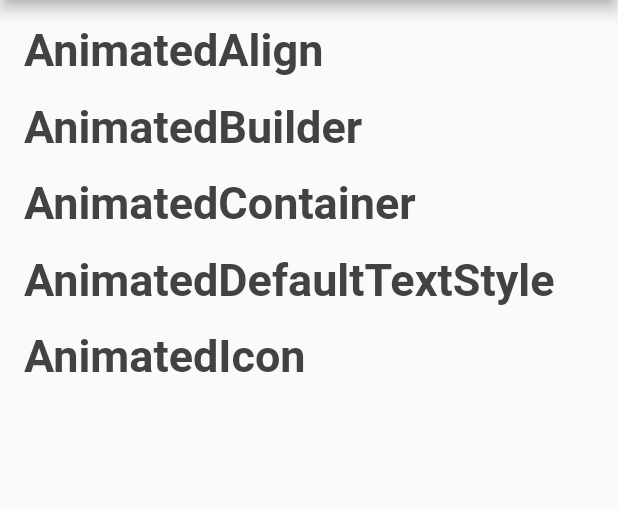
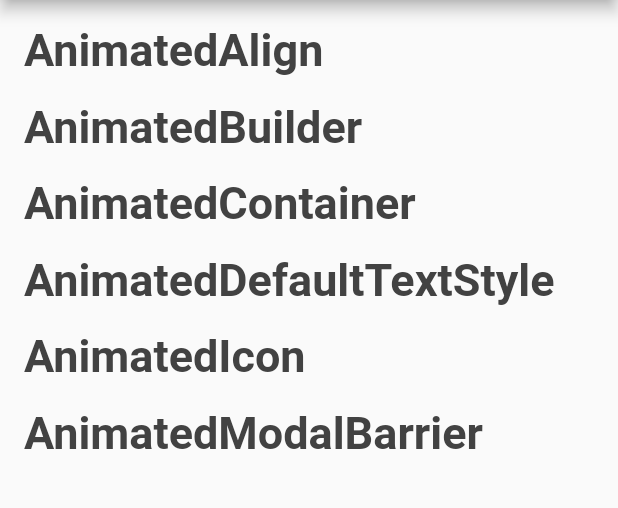
Before and after one commit to pshanmukha/animated_widgets, a Flutter app: the screen it shows after launch, on a phone screen of 412 x 824 dp, the part 84-592 px from its top. Run offline on Flutter 3.47's test engine with Material 2 defaults, Android fonts, the phone set to English and light mode, and no system bars.

Commit message:
animated ModalBarrier code & gif added in README.md

```diff
--- a/lib/main.dart
+++ b/lib/main.dart
@@ -2,6 +2,7 @@ import 'package:flutter/material.dart';
 
 import 'animated_widgets/AnimatedDefaultTextStyle_widget.dart';
 import 'animated_widgets/AnimatedIcon_widget.dart';
+import 'animated_widgets/AnimatedModalBarrier_widget.dart';
 import 'animated_widgets/animatedAlign_widget.dart';
 import 'animated_widgets/animatedBuilder_widget.dart';
 import 'animated_widgets/animatedContainer_widget.dart';
@@ -109,6 +110,19 @@ class MyHomePage extends StatelessWidget {
                     fontSize: 30),
               ),
             ),
+            TextButton(
+              onPressed: () {
+                Navigator.of(context).push(
+                    MaterialPageRoute(builder: (context) => const AnimatedModalBarrierWidget()));
+              },
+              child: Text(
+                "AnimatedModalBarrier",
+                style: TextStyle(
+                    color: Colors.grey[800],
+                    fontWeight: FontWeight.bold,
+                    fontSize: 30),
+              ),
+            ),
           ],
         ),
       ),
```
Also changed, not shown: lib/animated_widgets/AnimatedModalBarrier_widget.dart (added, +69 -0 lines), assets/animateddmodalbarrier.gif (added), 1 other file.
